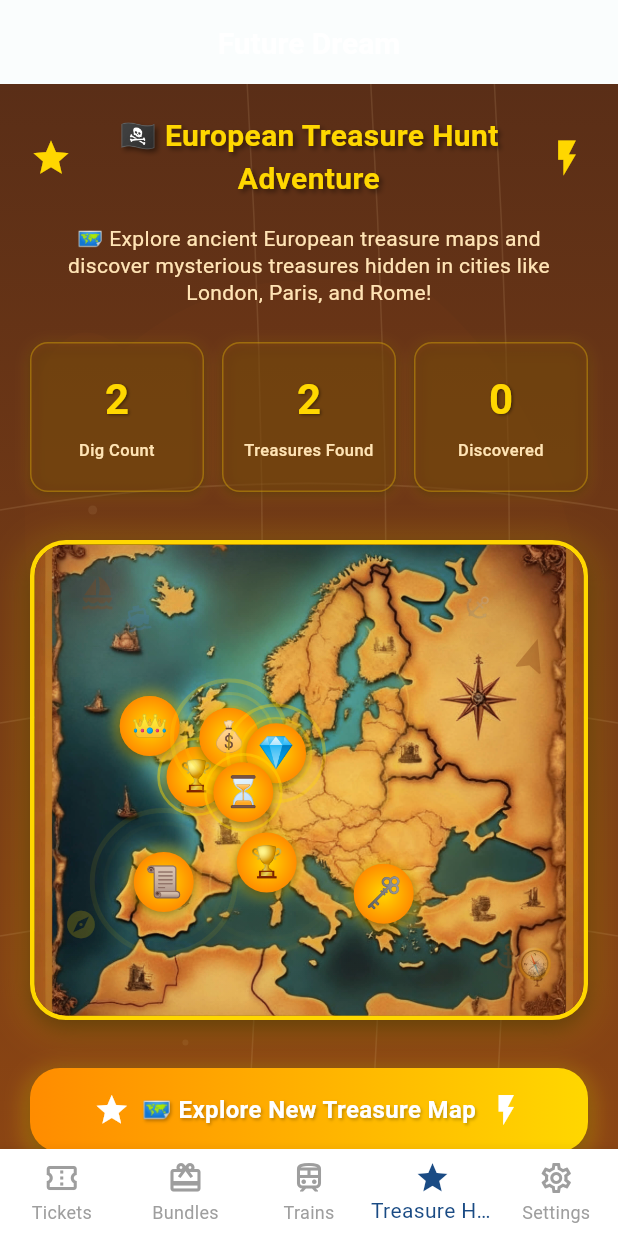
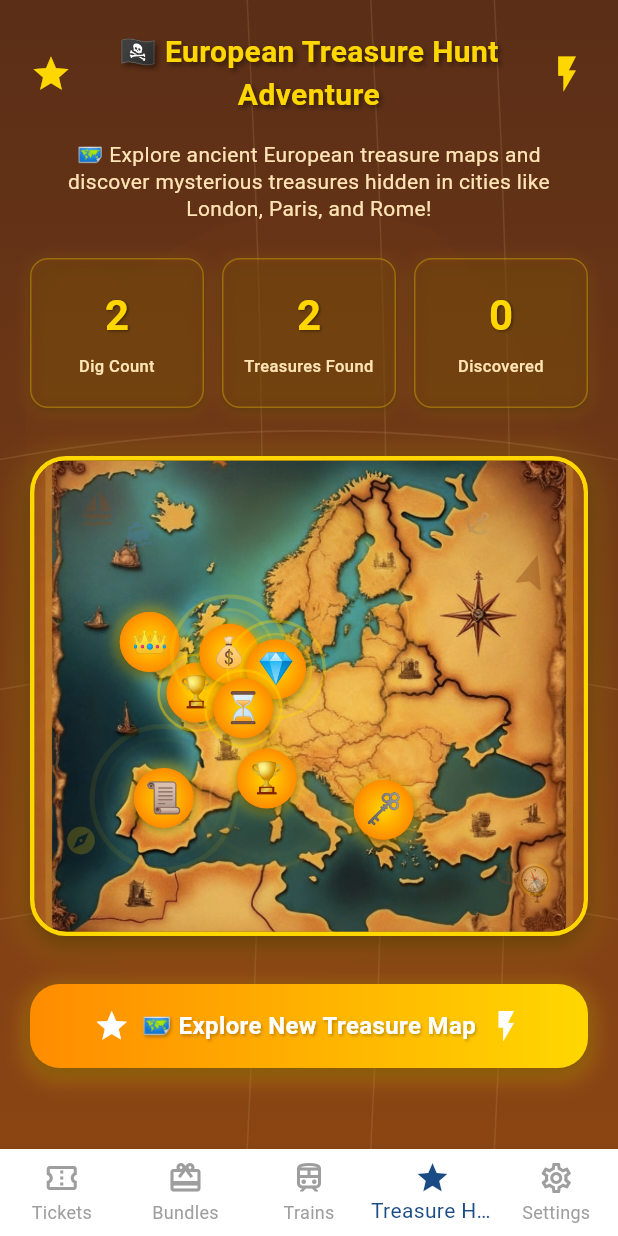
Before and after one commit to chikuokuo/ticket_sale, a Flutter app: the screen it shows after launch, item 4 of the bottom bar chosen, on a phone screen of 412 x 824 dp. Run offline on Flutter 3.47's test engine with Material 3 defaults, Android fonts, the phone set to English and light mode, and no system bars; our stand-ins replace flutter_dotenv, flutter_riverpod, qr_flutter; missing offline and left inert: flutter_stripe; Roboto replaces fonts that are missing (SF Pro Display).

Commit message:
remove header

```diff
--- a/lib/screens/main_navigation_screen.dart
+++ b/lib/screens/main_navigation_screen.dart
@@ -54,12 +54,6 @@ class _MainNavigationScreenState extends ConsumerState<MainNavigationScreen> {
     final totalParticipants = neuschwansteinOrder.attendees.length + museumOrder.attendees.length;
 
     return Scaffold(
-      appBar: AppBar(
-        title: Text(l10n.appTitle),
-        backgroundColor: Colors.transparent,
-        elevation: 0,
-        foregroundColor: Theme.of(context).colorScheme.onSurface,
-      ),
       body: Stack(
         children: [
           IndexedStack(
```
